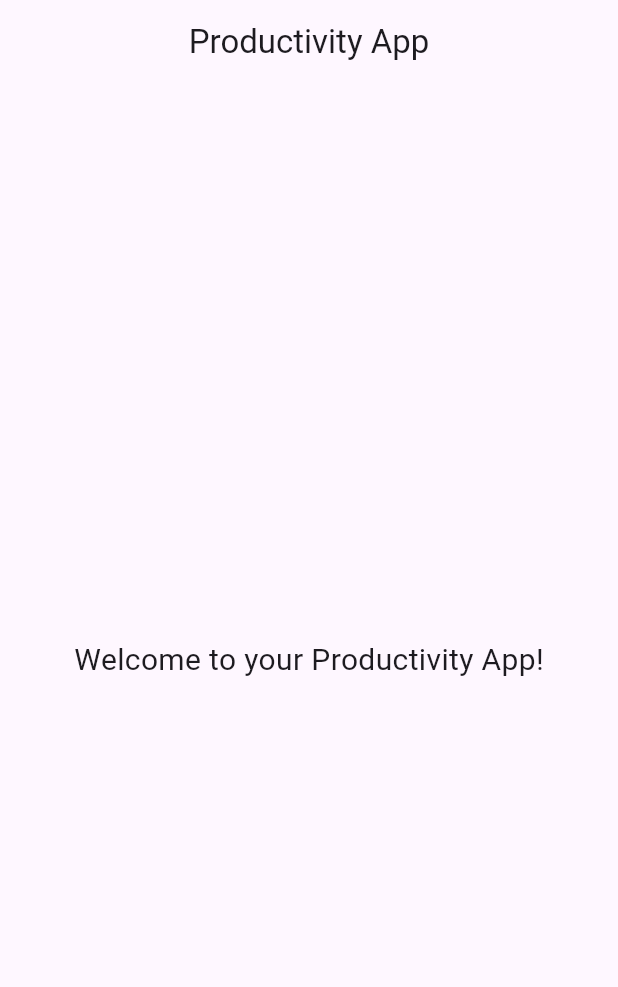
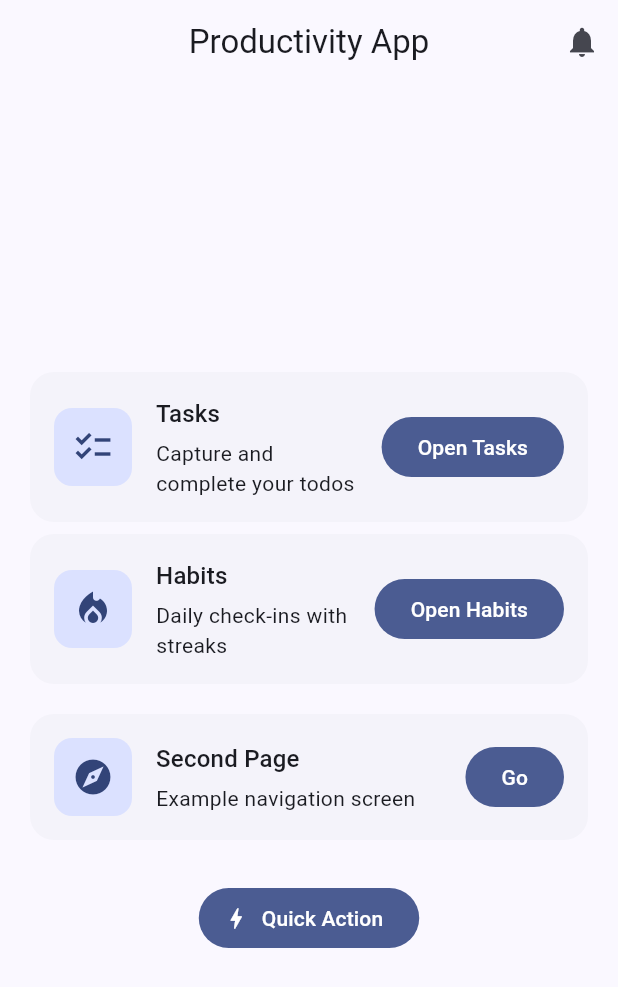
Before and after one commit to madamin18/productivity_app, a Flutter app: the screen it shows after launch, on a phone screen of 412 x 824 dp. Shown: the top 987 px of the screen. Run offline on Flutter 3.47's test engine with Material 3 defaults, Android fonts, the phone set to English and light mode, and no system bars; our stand-ins replace flutter_local_notifications, permission_handler, shared_preferences, timezone.

Commit message:
feat: add daily reminders for tasks with time picker and notifications

```diff
--- /dev/null
+++ b/lib/core/app_theme.dart
@@ -0,0 +1,26 @@
+import 'package:flutter/material.dart';
+
+class AppTheme {
+  static ThemeData light = ThemeData(
+    useMaterial3: true,
+    colorScheme: ColorScheme.fromSeed(
+      seedColor: const Color(0xFF2563EB),
+    ), // blue-ish
+    appBarTheme: const AppBarTheme(centerTitle: true),
+    inputDecorationTheme: const InputDecorationTheme(
+      border: OutlineInputBorder(),
+    ),
+  );
+
+  static ThemeData dark = ThemeData(
+    useMaterial3: true,
+    colorScheme: ColorScheme.fromSeed(
+      seedColor: const Color(0xFF2563EB),
+      brightness: Brightness.dark,
+    ),
+    appBarTheme: const AppBarTheme(centerTitle: true),
+    inputDecorationTheme: const InputDecorationTheme(
+      border: OutlineInputBorder(),
+    ),
+  );
+}
--- a/lib/features/home/pages/home_page.dart
+++ b/lib/features/home/pages/home_page.dart
@@ -1,18 +1,167 @@
 import 'package:flutter/material.dart';
+import 'package:productivity_app/services/notification_service.dart';
+import 'second_page.dart';
+import '../../tasks/pages/tasks_page.dart';
+import '../../habits/pages/habits_page.dart';
 
 class HomePage extends StatelessWidget {
-  const HomePage({super.key});
+  final VoidCallback onToggleTheme;
+  final ThemeMode themeMode;
+
+  const HomePage({
+    super.key,
+    required this.onToggleTheme,
+    required this.themeMode,
+  });
 
   @override
   Widget build(BuildContext context) {
+    final cs = Theme.of(context).colorScheme;
+
     return Scaffold(
-      appBar: AppBar(title: const Text("Productivity App"), centerTitle: true),
-      body: const Center(
-        child: Text(
-          "Welcome to your Productivity App!",
-          style: TextStyle(fontSize: 20),
+      appBar: AppBar(
+        title: const Text("Productivity App"),
+        actions: [
+          IconButton(
+            tooltip: 'Test notification',
+            onPressed: () async {
+              await NotificationService.instance.requestPermission();
+              await NotificationService.instance.showNow(
+                title: 'Hello from Productivity App',
+                body: 'This is your test notification!',
+              );
+              ScaffoldMessenger.of(context).showSnackBar(
+                const SnackBar(content: Text('Test notification sent')),
+              );
+            },
+            icon: const Icon(Icons.notifications),
+          ),
+        ],
+      ),
+      body: Padding(
+        padding: const EdgeInsets.all(16),
+        child: Center(
+          child: ConstrainedBox(
+            constraints: const BoxConstraints(maxWidth: 480),
+            child: Column(
+              mainAxisSize: MainAxisSize.min,
+              children: [
+                _HomeCard(
+                  icon: Icons.checklist,
+                  title: 'Tasks',
+                  subtitle: 'Capture and complete your todos',
+                  buttonText: 'Open Tasks',
+                  onPressed: () {
+                    Navigator.push(
+                      context,
+                      MaterialPageRoute(builder: (_) => const TasksPage()),
+                    );
+                  },
+                ),
+                _HomeCard(
+                  icon: Icons.local_fire_department,
+                  title: 'Habits',
+                  subtitle: 'Daily check-ins with streaks',
+                  buttonText: 'Open Habits',
+                  onPressed: () {
+                    Navigator.push(
+                      context,
+                      MaterialPageRoute(builder: (_) => const HabitsPage()),
+                    );
+                  },
+                ),
+                const SizedBox(height: 12),
+                _HomeCard(
+                  icon: Icons.explore,
+                  title: 'Second Page',
+                  subtitle: 'Example navigation screen',
+                  buttonText: 'Go',
+                  onPressed: () {
+                    Navigator.push(
+                      context,
+                      MaterialPageRoute(builder: (_) => const SecondPage()),
+                    );
+                  },
+                ),
+                const SizedBox(height: 24),
+                FilledButton.icon(
+                  icon: const Icon(Icons.bolt),
+                  label: const Text('Quick Action'),
+                  onPressed: () {
+                    ScaffoldMessenger.of(context).showSnackBar(
+                      SnackBar(
+                        content: const Text('You tapped a quick action!'),
+                        backgroundColor: cs.primary,
+                      ),
+                    );
+                  },
+                ),
+              ],
+            ),
+          ),
         ),
       ),
     );
   }
 }
+
+class _HomeCard extends StatelessWidget {
+  final IconData icon;
+  final String title;
+  final String subtitle;
+  final String buttonText;
+  final VoidCallback onPressed;
+
+  const _HomeCard({
+    required this.icon,
+    required this.title,
+    required this.subtitle,
+    required this.buttonText,
+    required this.onPressed,
+  });
+
+  @override
+  Widget build(BuildContext context) {
+    final cs = Theme.of(context).colorScheme;
+
+    return Card(
+      elevation: 0,
+      clipBehavior: Clip.antiAlias,
+      shape: RoundedRectangleBorder(borderRadius: BorderRadius.circular(16)),
+      child: InkWell(
+        onTap: onPressed,
+        child: Padding(
+          padding: const EdgeInsets.all(16),
+          child: Row(
+            children: [
+              Container(
+                padding: const EdgeInsets.all(12),
+                decoration: BoxDecoration(
+                  color: cs.primaryContainer,
+                  borderRadius: BorderRadius.circular(12),
+                ),
+                child: Icon(icon, color: cs.onPrimaryContainer, size: 28),
+              ),
+              const SizedBox(width: 16),
+              Expanded(
+                child: Column(
+                  crossAxisAlignment: CrossAxisAlignment.start,
+                  children: [
+                    Text(title, style: Theme.of(context).textTheme.titleMedium),
+                    const SizedBox(height: 4),
+                    Text(
+                      subtitle,
+                      style: Theme.of(context).textTheme.bodyMedium,
+                    ),
+                  ],
+                ),
+              ),
+              const SizedBox(width: 12),
+              FilledButton(onPressed: onPressed, child: Text(buttonText)),
+            ],
+          ),
+        ),
+      ),
+    );
+  }
+}
--- /dev/null
+++ b/lib/features/home/pages/second_page.dart
@@ -0,0 +1,15 @@
+import 'package:flutter/material.dart';
+
+class SecondPage extends StatelessWidget {
+  const SecondPage({super.key});
+
+  @override
+  Widget build(BuildContext context) {
+    return Scaffold(
+      appBar: AppBar(title: const Text("Second Page")),
+      body: const Center(
+        child: Text("This is the second page!", style: TextStyle(fontSize: 20)),
+      ),
+    );
+  }
+}
--- /dev/null
+++ b/lib/features/tasks/models/task.dart
@@ -0,0 +1,5 @@
+class Task {
+  String title;
+  bool done;
+  Task({required this.title, this.done = false});
+}
--- a/lib/main.dart
+++ b/lib/main.dart
@@ -1,19 +1,36 @@
 import 'package:flutter/material.dart';
+import 'core/app_theme.dart';
 import 'features/home/pages/home_page.dart';
+import 'services/notification_service.dart';
 
-void main() {
-  runApp(const MyApp());
+void main() async {
+  WidgetsFlutterBinding.ensureInitialized();
+  await NotificationService.instance.init(); // now safe (won’t crash)
+  runApp(const AppRoot());
 }
 
-class MyApp extends StatelessWidget {
-  const MyApp({super.key});
+class AppRoot extends StatefulWidget {
+  const AppRoot({super.key});
+  @override
+  State<AppRoot> createState() => _AppRootState();
+}
+
+class _AppRootState extends State<AppRoot> {
+  ThemeMode _mode = ThemeMode.system;
+  void _toggleTheme() {
+    setState(() {
+      _mode = (_mode == ThemeMode.dark) ? ThemeMode.light : ThemeMode.dark;
+    });
+  }
 
   @override
   Widget build(BuildContext context) {
     return MaterialApp(
       title: 'Productivity App',
-      theme: ThemeData(primarySwatch: Colors.blue),
-      home: const HomePage(),
+      theme: AppTheme.light,
+      darkTheme: AppTheme.dark,
+      themeMode: _mode,
+      home: HomePage(onToggleTheme: _toggleTheme, themeMode: _mode),
     );
   }
 }
--- a/pubspec.yaml
+++ b/pubspec.yaml
@@ -30,6 +30,12 @@ environment:
 dependencies:
   flutter:
     sdk: flutter
+  shared_preferences: ^2.2.3
+  flutter_local_notifications: ^17.2.1
+  timezone: ^0.9.2
+  permission_handler: ^11.3.1
+
+
 
   # The following adds the Cupertino Icons font to your application.
   # Use with the CupertinoIcons class for iOS style icons.
```
Also changed, not shown: lib/features/habits/models/habit.dart (added, +21 -0 lines), lib/features/habits/pages/habits_page.dart (added, +173 -0 lines), lib/features/tasks/pages/tasks_page.dart (added, +138 -0 lines), lib/services/notification_service.dart (added, +129 -0 lines), pubspec.lock, 6 other files.
